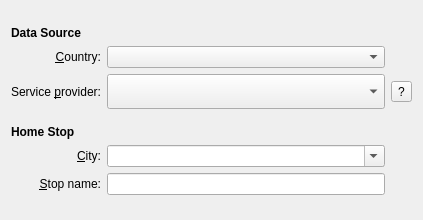
Old version of the form applet/publicTransportConfig.ui in the repository KDE/publictransport.
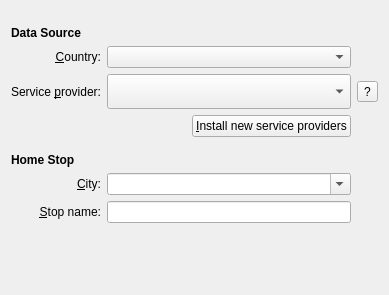
New version of the form. Custom widgets are drawn as their Qt base class.

What changed in the file:
```diff
--- a/applet/publicTransportConfig.ui
+++ b/applet/publicTransportConfig.ui
@@ -6,8 +6,8 @@
    <rect>
     <x>0</x>
     <y>0</y>
-    <width>423</width>
-    <height>220</height>
+    <width>389</width>
+    <height>295</height>
    </rect>
   </property>
   <property name="sizePolicy">
@@ -20,7 +20,7 @@
    <enum>Qt::LeftToRight</enum>
   </property>
   <layout class="QGridLayout" name="gridLayout">
-   <item row="9" column="0" colspan="5">
+   <item row="10" column="0" colspan="6">
     <spacer name="verticalSpacer_3">
      <property name="orientation">
       <enum>Qt::Vertical</enum>
@@ -36,7 +36,7 @@
      </property>
     </spacer>
    </item>
-   <item row="10" column="0" colspan="5">
+   <item row="11" column="0" colspan="6">
     <widget class="QLabel" name="lblHomeStop">
      <property name="font">
       <font>
@@ -50,7 +50,7 @@
      </property>
     </widget>
    </item>
-   <item row="11" column="4" rowspan="2">
+   <item row="12" column="5" rowspan="2">
     <layout class="QVBoxLayout" name="verticalLayout">
      <property name="leftMargin">
       <number>0</number>
@@ -96,7 +96,7 @@
      </item>
     </layout>
    </item>
-   <item row="11" column="1" colspan="3">
+   <item row="12" column="1" colspan="4">
     <widget class="KComboBox" name="city">
      <property name="sizePolicy">
       <sizepolicy hsizetype="Expanding" vsizetype="Fixed">
@@ -109,7 +109,7 @@
      </property>
     </widget>
    </item>
-   <item row="12" column="1" colspan="3">
+   <item row="13" column="1" colspan="4">
     <widget class="KLineEdit" name="stop">
      <property name="enabled">
       <bool>true</bool>
@@ -120,7 +120,7 @@
      </property>
     </widget>
    </item>
-   <item row="11" column="0">
+   <item row="12" column="0">
     <widget class="QLabel" name="lblCity">
      <property name="text">
       <string>&amp;City:</string>
@@ -133,7 +133,7 @@
      </property>
     </widget>
    </item>
-   <item row="12" column="0">
+   <item row="13" column="0">
     <widget class="QLabel" name="lblStop">
      <property name="text">
       <string>&amp;Stop name:</string>
@@ -146,7 +146,7 @@
      </property>
     </widget>
    </item>
-   <item row="13" column="0" colspan="5">
+   <item row="14" column="0" colspan="6">
     <spacer name="verticalSpacer_11">
      <property name="orientation">
       <enum>Qt::Vertical</enum>
@@ -162,7 +162,7 @@
      </property>
     </spacer>
    </item>
-   <item row="7" column="1" colspan="3">
+   <item row="7" column="1" colspan="4">
     <widget class="KComboBox" name="serviceProvider">
      <property name="sizePolicy">
       <sizepolicy hsizetype="MinimumExpanding" vsizetype="Fixed">
@@ -189,7 +189,7 @@
      </property>
     </widget>
    </item>
-   <item row="7" column="4">
+   <item row="7" column="5">
     <widget class="QToolButton" name="btnServiceProviderInfo">
      <property name="text">
       <string>?</string>
@@ -209,14 +209,14 @@
      </property>
     </widget>
    </item>
-   <item row="5" column="1" colspan="3">
+   <item row="5" column="1" colspan="4">
     <widget class="QComboBox" name="location">
      <property name="whatsThis">
       <string>The location the stop / station / airport is at.</string>
      </property>
     </widget>
    </item>
-   <item row="3" column="0" colspan="5">
+   <item row="3" column="0" colspan="6">
     <widget class="QLabel" name="lblDataSource_2">
      <property name="font">
       <font>
@@ -243,7 +243,7 @@
      </property>
     </widget>
    </item>
-   <item row="2" column="0" colspan="5">
+   <item row="2" column="0" colspan="6">
     <spacer name="verticalSpacer_12">
      <property name="orientation">
       <enum>Qt::Vertical</enum>
@@ -259,6 +259,13 @@
      </property>
     </spacer>
    </item>
+   <item row="9" column="4">
+    <widget class="KPushButton" name="downloadServiceProviders">
+     <property name="text">
+      <string>&amp;Install new service providers</string>
+     </property>
+    </widget>
+   </item>
   </layout>
  </widget>
  <customwidgets>
@@ -267,6 +274,11 @@
    <extends>QWidget</extends>
    <header>kled.h</header>
   </customwidget>
+  <customwidget>
+   <class>KPushButton</class>
+   <extends>QPushButton</extends>
+   <header>kpushbutton.h</header>
+  </customwidget>
   <customwidget>
    <class>KLineEdit</class>
    <extends>QLineEdit</extends>
```
